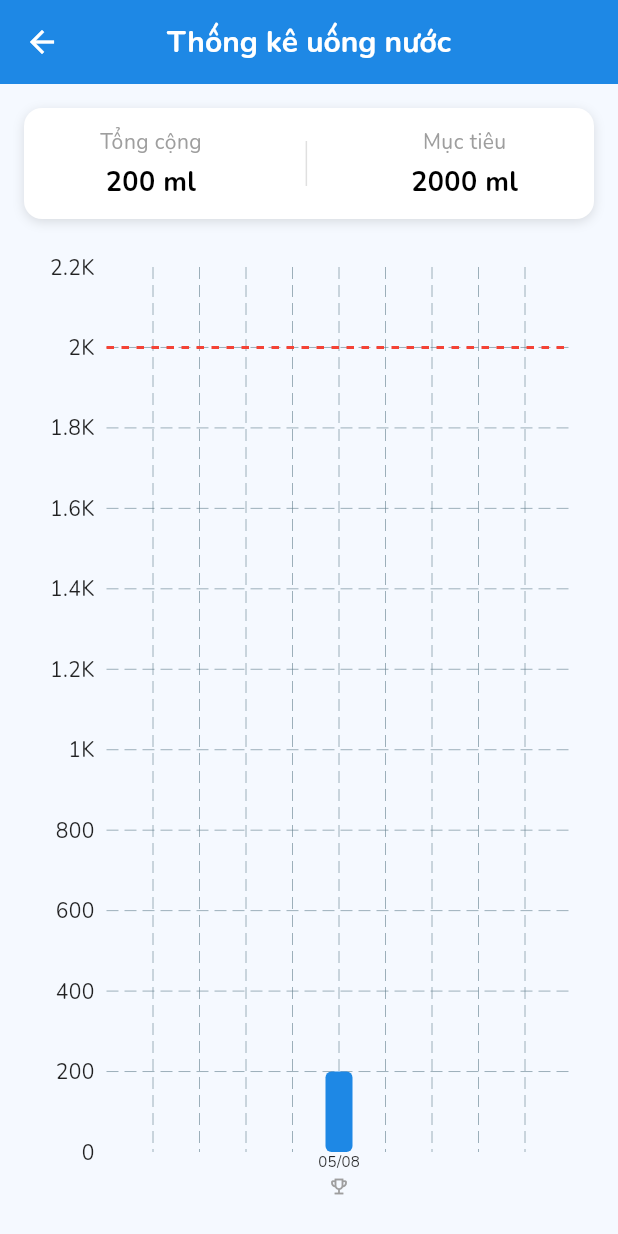
After one commit to phat-hub/health_app, a Flutter app: the WaterScreen screen opened by its route, after a tap on the "add" icon, after a tap on the "bar chart" icon, on a phone screen of 412 x 824 dp. The commit adds this screen. Run offline on Flutter 3.47's test engine with Material 3 defaults, Android fonts, the phone set to English and light mode, and no system bars; drawn by our look-alikes of fl_chart; our stand-ins replace camera, cloud_firestore, device_info_plus, firebase_auth, firebase_core, flutter_local_notifications and 7 more; missing offline and left inert: android_intent_plus, health; accounts and stored records are empty.

Commit message:
Thong ke nuoc uong

```diff
--- a/lib/main.dart
+++ b/lib/main.dart
@@ -67,6 +67,7 @@ class MyApp extends StatelessWidget {
               '/step': (context) => const StepScreen(),
               '/sleep': (context) => const SleepScreen(),
               '/water': (context) => const WaterScreen(),
+              '/waterStats': (context) => const WaterStatsScreen(),
             },
           );
         },
--- a/lib/manager/water_manager.dart
+++ b/lib/manager/water_manager.dart
@@ -1,6 +1,6 @@
 import 'package:flutter/material.dart';
 import 'package:shared_preferences/shared_preferences.dart';
-import '../screen.dart'; // import WaterService
+import '../screen.dart';
 
 class WaterManager extends ChangeNotifier {
   final WaterService _service = WaterService();
@@ -17,6 +17,8 @@ class WaterManager extends ChangeNotifier {
 
   List<int> _drinkHistory = [];
 
+  Map<DateTime, int> stats = {};
+
   WaterManager() {
     _init();
   }
@@ -29,6 +31,7 @@ class WaterManager extends ChangeNotifier {
       await _service.deleteOldData(30);
     }
     await loadWaterForDate(DateTime.now());
+    await loadStats(); // Gọi luôn khi khởi tạo
   }
 
   Future<void> _loadPrefs() async {
@@ -63,6 +66,7 @@ class WaterManager extends ChangeNotifier {
     _drinkHistory.add(ml);
     await _service.saveDrinkHistory(selectedDate, _drinkHistory);
     _recalculate();
+    await loadStats(); // Cập nhật thống kê luôn
     notifyListeners();
   }
 
@@ -72,6 +76,7 @@ class WaterManager extends ChangeNotifier {
     _drinkHistory.removeLast();
     await _service.saveDrinkHistory(selectedDate, _drinkHistory);
     _recalculate();
+    await loadStats();
     notifyListeners();
   }
 
@@ -101,4 +106,9 @@ class WaterManager extends ChangeNotifier {
     }
     return firstOpenDate;
   }
+
+  Future<void> loadStats() async {
+    stats = await _service.getWaterStatsLast30Days(firstOpenDate);
+    notifyListeners();
+  }
 }
--- a/lib/screen.dart
+++ b/lib/screen.dart
@@ -23,5 +23,6 @@ export 'ui/health_home_page.dart';
 export 'ui/step_screen.dart';
 export 'ui/sleep_screen.dart';
 export 'ui/water_screen.dart';
+export 'ui/water_stats_screen.dart';
 
 export 'shared/app_theme.dart';
--- a/lib/service/water_service.dart
+++ b/lib/service/water_service.dart
@@ -64,4 +64,35 @@ class WaterService {
       }
     }
   }
+
+  Future<Map<DateTime, int>> getWaterStatsLast30Days(
+      DateTime firstOpenDate) async {
+    final prefs = await SharedPreferences.getInstance();
+    final now = DateTime.now();
+
+    // Số ngày cần lấy: từ ngày mở đầu tiên hoặc tối đa 30 ngày gần nhất
+    int daysDiff = now.difference(firstOpenDate).inDays + 1;
+    int daysToFetch = daysDiff > 30 ? 30 : daysDiff;
+
+    Map<DateTime, int> stats = {};
+
+    for (int i = 0; i < daysToFetch; i++) {
+      final date = now.subtract(Duration(days: i));
+      final data = prefs.getString(_getHistoryKey(date));
+      int total = 0;
+      if (data != null) {
+        List<int> history = List<int>.from(jsonDecode(data));
+        total = history.fold(0, (sum, e) => sum + e);
+      }
+      stats[DateTime(date.year, date.month, date.day)] = total;
+    }
+
+    // Đảo ngược thứ tự để từ cũ -> mới
+    final sortedKeys = stats.keys.toList()..sort();
+    Map<DateTime, int> sortedStats = {
+      for (var key in sortedKeys) key: stats[key]!,
+    };
+
+    return sortedStats;
+  }
 }
--- a/lib/ui/water_screen.dart
+++ b/lib/ui/water_screen.dart
@@ -32,6 +32,17 @@ class _WaterScreenState extends State<WaterScreen> {
         title: const Text("Nhắc nhở uống nước"),
         backgroundColor: theme.colorScheme.primary,
         foregroundColor: Colors.white,
+        actions: [
+          IconButton(
+            icon: const Icon(Icons.bar_chart),
+            onPressed: () {
+              Navigator.push(
+                context,
+                MaterialPageRoute(builder: (_) => const WaterStatsScreen()),
+              );
+            },
+          ),
+        ],
       ),
       body: SingleChildScrollView(
         padding: const EdgeInsets.all(16),
--- /dev/null
+++ b/lib/ui/water_stats_screen.dart
@@ -0,0 +1,183 @@
+import 'package:flutter/material.dart';
+import 'package:fl_chart/fl_chart.dart';
+import 'package:intl/intl.dart';
+import 'package:provider/provider.dart';
+import '../screen.dart';
+
+class WaterStatsScreen extends StatelessWidget {
+  const WaterStatsScreen({super.key});
+
+  @override
+  Widget build(BuildContext context) {
+    final manager = context.watch<WaterManager>();
+
+    final stats = manager.stats;
+    final goal = manager.goal;
+    final theme = Theme.of(context);
+
+    final dates = stats.keys.toList();
+    final values = stats.values.toList();
+    final totalAll = values.fold(0, (sum, e) => sum + e);
+
+    final maxY =
+        (([...values, goal].reduce((a, b) => a > b ? a : b)) + 200).toDouble();
+
+    return Scaffold(
+      appBar: AppBar(
+        title: const Text("Thống kê uống nước"),
+        backgroundColor: theme.colorScheme.primary,
+        foregroundColor: Colors.white,
+      ),
+      body: SafeArea(
+        child: stats.isEmpty
+            ? const Center(child: Text("Chưa có dữ liệu"))
+            : Column(
+                children: [
+                  // ====== Tổng cộng & Mục tiêu ======
+                  Container(
+                    margin: const EdgeInsets.all(16),
+                    padding: const EdgeInsets.symmetric(
+                        vertical: 12, horizontal: 16),
+                    decoration: BoxDecoration(
+                      color: Colors.white,
+                      borderRadius: BorderRadius.circular(12),
+                      boxShadow: [
+                        BoxShadow(
+                          color: Colors.black12,
+                          blurRadius: 6,
+                          offset: const Offset(0, 2),
+                        ),
+                      ],
+                    ),
+                    child: Row(
+                      mainAxisAlignment: MainAxisAlignment.spaceAround,
+                      children: [
+                        _summaryItem("Tổng cộng", "$totalAll ml"),
+                        Container(
+                          width: 1,
+                          height: 30,
+                          color: Colors.grey.shade300,
+                        ),
+                        _summaryItem("Mục tiêu", "$goal ml"),
+                      ],
+                    ),
+                  ),
+
+                  // ====== Biểu đồ ======
+                  Expanded(
+                    child: SingleChildScrollView(
+                      scrollDirection: Axis.horizontal,
+                      padding: const EdgeInsets.all(16),
+                      child: SizedBox(
+                        width: (dates.length * 60).toDouble().clamp(350, 9999),
+                        height: 200,
+                        child: BarChart(
+                          BarChartData(
+                            alignment: BarChartAlignment.spaceAround,
+                            maxY: maxY,
+                            barTouchData: BarTouchData(enabled: true),
+                            titlesData: FlTitlesData(
+                              leftTitles: AxisTitles(
+                                sideTitles: SideTitles(
+                                    showTitles: true, reservedSize: 40),
+                              ),
+                              rightTitles: AxisTitles(
+                                sideTitles: SideTitles(showTitles: false),
+                              ),
+                              topTitles: AxisTitles(
+                                sideTitles: SideTitles(showTitles: false),
+                              ),
+                              bottomTitles: AxisTitles(
+                                sideTitles: SideTitles(
+                                  showTitles: true,
+                                  reservedSize: 40,
+                                  getTitlesWidget: (value, meta) {
+                                    int index = value.toInt();
+                                    if (index < 0 || index >= dates.length) {
+                                      return const SizedBox();
+                                    }
+                                    return Column(
+                                      mainAxisSize: MainAxisSize.min,
+                                      children: [
+                                        Text(
+                                          DateFormat('dd/MM')
+                                              .format(dates[index]),
+                                          style: const TextStyle(fontSize: 10),
+                                        ),
+                                        const SizedBox(height: 2),
+                                        Icon(
+                                          values[index] >= goal
+                                              ? Icons.emoji_events
+                                              : Icons.emoji_events_outlined,
+                                          size: 14,
+                                          color: values[index] >= goal
+                                              ? Colors.amber
+                                              : Colors.grey,
+                                        ),
+                                      ],
+                                    );
+                                  },
+                                ),
+                              ),
+                            ),
+                            borderData: FlBorderData(show: false),
+                            extraLinesData: ExtraLinesData(
+                              horizontalLines: [
+                                HorizontalLine(
+                                  y: goal.toDouble(),
+                                  color: Colors.red,
+                                  strokeWidth: 2,
+                                  dashArray: [5, 5],
+                                  label: HorizontalLineLabel(
+                                    show: true,
+                                    alignment: Alignment.topRight,
+                                    style: const TextStyle(
+                                        color: Colors.red, fontSize: 12),
+                                    labelResolver: (_) => 'Mục tiêu $goal ml',
+                                  ),
+                                ),
+                              ],
+                            ),
+                            barGroups: List.generate(dates.length, (i) {
+                              return BarChartGroupData(
+                                x: i,
+                                barRods: [
+                                  BarChartRodData(
+                                    toY: values[i].toDouble(),
+                                    color: values[i] >= goal
+                                        ? Colors.green
+                                        : theme.colorScheme.primary,
+                                    width: 18,
+                                    borderRadius: BorderRadius.circular(4),
+                                  ),
+                                ],
+                              );
+                            }),
+                          ),
+                        ),
+                      ),
+                    ),
+                  )
+                ],
+              ),
+      ),
+    );
+  }
+
+  Widget _summaryItem(String label, String value) {
+    return Column(
+      children: [
+        Text(
+          label,
+          style: const TextStyle(color: Colors.grey, fontSize: 14),
+        ),
+        const SizedBox(height: 4),
+        Text(
+          value,
+          style: const TextStyle(
+              fontWeight: FontWeight.bold, fontSize: 18, color: Colors.black),
+        ),
+      ],
+    );
+  }
+}
```
Also changed, not shown: 1 other file.
